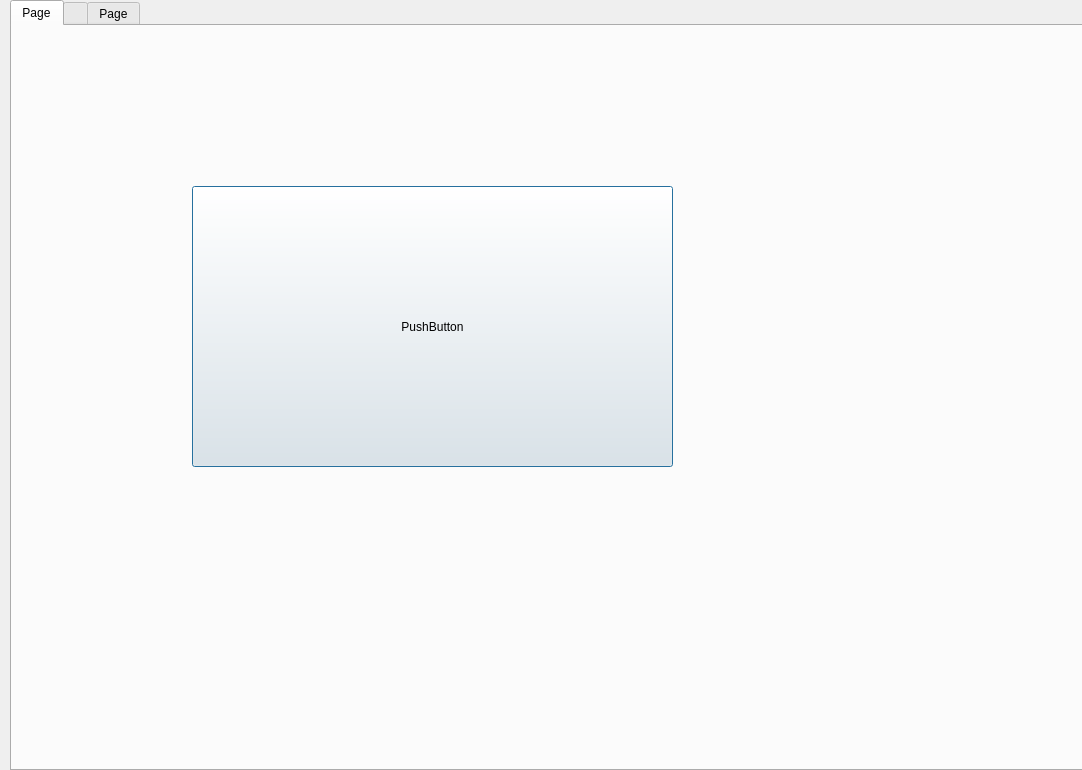
DanielNowOnGitHub/Sorteerhoed, file sorteerhoed.ui: the form before one commit.
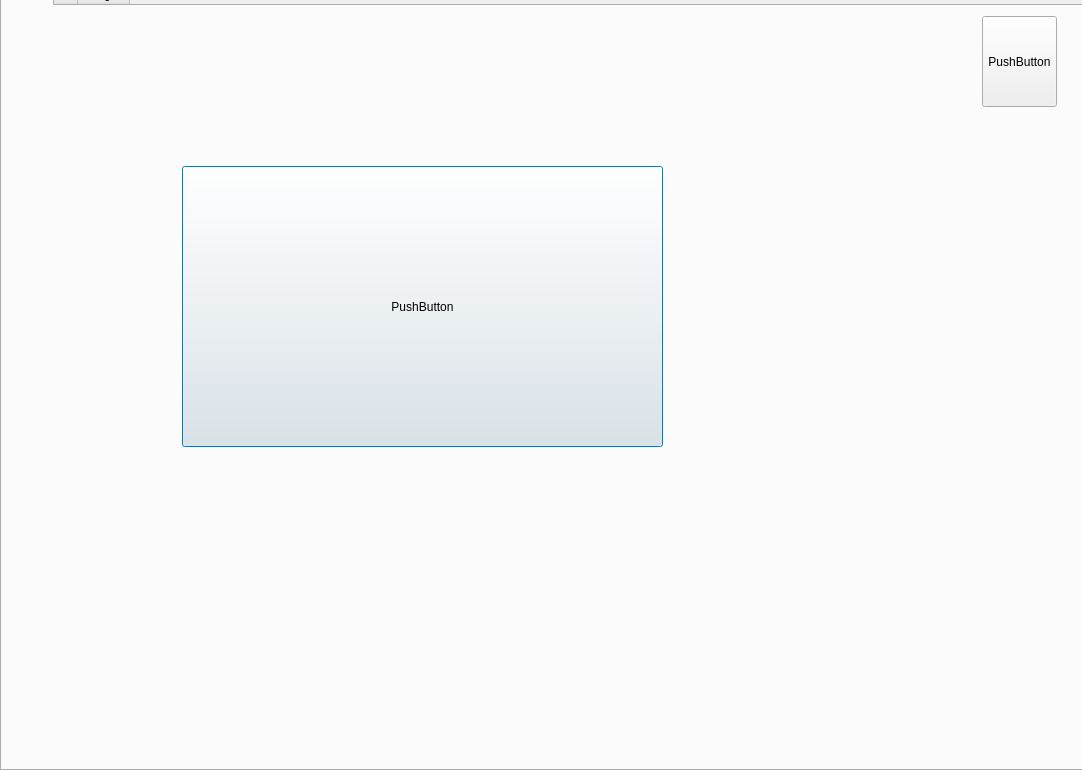
The form after the commit. Icons and pictures are not drawn.

The edit to the form file:
```diff
--- a/sorteerhoed.ui
+++ b/sorteerhoed.ui
@@ -10,6 +10,12 @@
     <height>770</height>
    </rect>
   </property>
+  <property name="sizePolicy">
+   <sizepolicy hsizetype="Fixed" vsizetype="Fixed">
+    <horstretch>0</horstretch>
+    <verstretch>0</verstretch>
+   </sizepolicy>
+  </property>
   <property name="windowTitle">
    <string>Sorteer hoed</string>
   </property>
@@ -29,10 +35,10 @@
   <widget class="QTabWidget" name="Vraagscherm">
    <property name="geometry">
     <rect>
-     <x>10</x>
-     <y>0</y>
-     <width>1091</width>
-     <height>771</height>
+     <x>0</x>
+     <y>-20</y>
+     <width>1101</width>
+     <height>791</height>
     </rect>
    </property>
    <property name="currentIndex">
@@ -55,6 +61,19 @@
       <string>PushButton</string>
      </property>
     </widget>
+    <widget class="QPushButton" name="MUZIEK1">
+     <property name="geometry">
+      <rect>
+       <x>980</x>
+       <y>10</y>
+       <width>75</width>
+       <height>91</height>
+      </rect>
+     </property>
+     <property name="text">
+      <string>PushButton</string>
+     </property>
+    </widget>
    </widget>
    <widget class="QWidget" name="Vraagscherm1">
     <attribute name="title">
```
Left out of the diff: 26 changed lines with no effect on the pictures.
